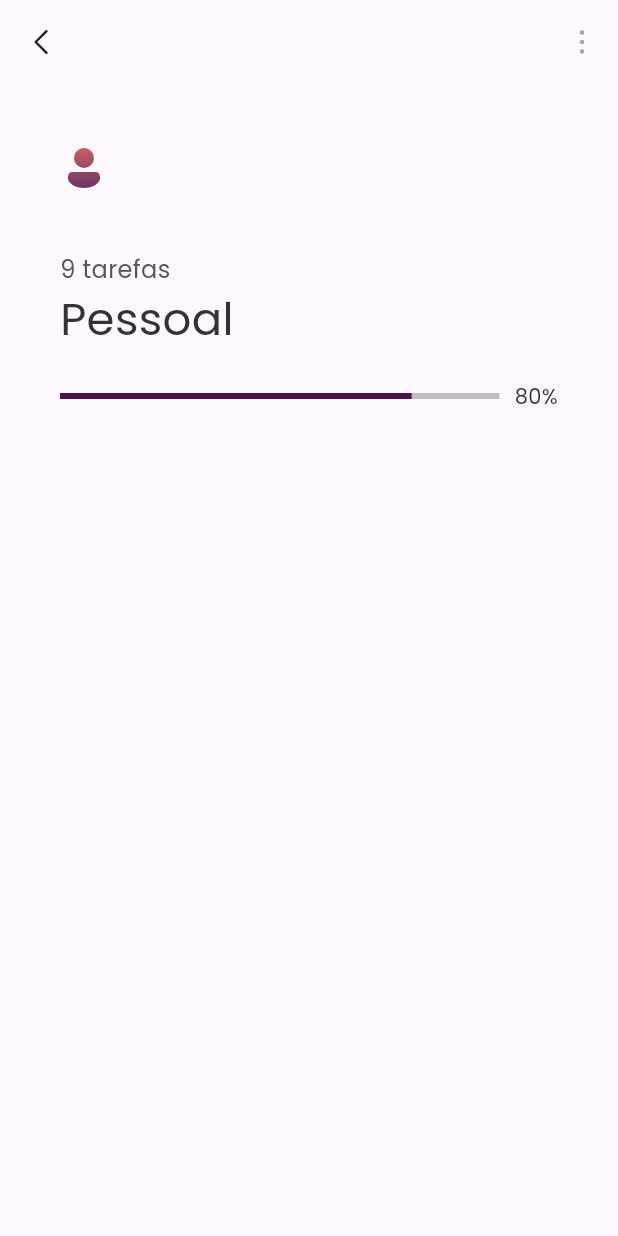
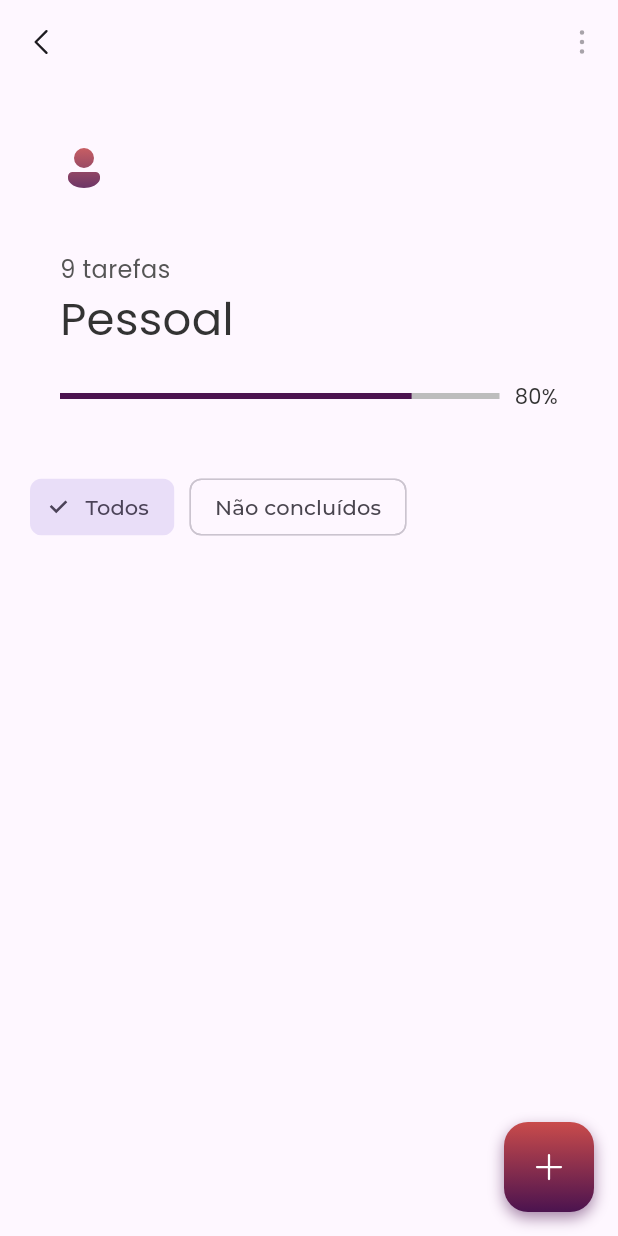
Before and after one commit to abnerjs/bc_dio_trilhaapp, a Flutter app: the CardDetail screen opened directly with sample values from the repository, on a phone screen of 412 x 824 dp. Run offline on Flutter 3.47's test engine with Material 2 defaults, Android fonts, the phone set to English and light mode, and no system bars; our stand-ins replace fluentui_system_icons, flutter_zoom_drawer, google_fonts, mask_text_input_formatter, multi_select_flutter.

Commit message:
final app

```diff
--- /dev/null
+++ b/lib/model/task_list.dart
@@ -0,0 +1,13 @@
+import 'package:flutter/material.dart';
+
+class TaskList {
+  final String _id = UniqueKey().toString();
+  String title = "";
+  DateTime date = DateTime.now();
+  bool isDone = false;
+  bool isFavorite = false;
+
+  TaskList(this.title, this.date, this.isDone, this.isFavorite);
+
+  String get id => _id;
+}
--- a/lib/pages/home/category/card_detail.dart
+++ b/lib/pages/home/category/card_detail.dart
@@ -2,6 +2,9 @@ import 'package:fluentui_system_icons/fluentui_system_icons.dart';
 import 'package:flutter/material.dart';
 import 'package:google_fonts/google_fonts.dart';
 import 'package:todoapp/model/card_data.dart';
+import 'package:todoapp/model/task_list.dart';
+import 'package:todoapp/repository/task_list_repository.dart';
+import 'package:todoapp/utils/blended_color_pallete.dart';
 
 class CardDetail extends StatefulWidget {
   const CardDetail({super.key});
@@ -11,14 +14,20 @@ class CardDetail extends StatefulWidget {
 }
 
 class _CardDetailState extends State<CardDetail> {
+  var tasklistRepository = TaskListRepository();
+  List<Color> colors = [];
+
   @override
   Widget build(BuildContext context) {
     final args = ModalRoute.of(context)!.settings.arguments as CardData;
+    var labelController = TextEditingController();
+    int? selectedIndex = 1;
 
     return Hero(
       tag: args.label,
       child: Scaffold(
         appBar: AppBar(
+          scrolledUnderElevation: 0,
           leading: IconButton(
             onPressed: () {
               Navigator.pop(context);
@@ -99,14 +108,129 @@ class _CardDetailState extends State<CardDetail> {
                 ],
               ),
             ),
-            Column(
-              children: [
-                Container(),
-              ],
+            Container(
+              margin: const EdgeInsets.symmetric(horizontal: 20),
+              child: Row(
+                children: [
+                  Container(
+                    margin: const EdgeInsets.only(right: 10),
+                    child: ChoiceChip(
+                      label: const Text("Todos"),
+                      selected: selectedIndex == 1,
+                      onSelected: (bool selected) {
+                        setState(() {
+                          selectedIndex = 1;
+                        });
+                      },
+                    ),
+                  ),
+                  Container(
+                    margin: const EdgeInsets.only(right: 10),
+                    child: ChoiceChip(
+                      label: const Text("Não concluídos"),
+                      selected: selectedIndex == 2,
+                      onSelected: (bool selected) {
+                        setState(() {
+                          selectedIndex = 2;
+                        });
+                      },
+                    ),
+                  ),
+                ],
+              ),
+            ),
+            Expanded(
+              child: ListView.builder(
+                itemCount: tasklistRepository.taskLists.length,
+                itemBuilder: (context, index) {
+                  var taskList = tasklistRepository.taskLists[index];
+                  var backgroundColor = generateBrighterMonochromaticPalette(
+                      args.colors, tasklistRepository.taskLists.length)[index];
+
+                  return noteAdded(
+                      taskList, backgroundColor, tasklistRepository);
+                },
+              ),
             ),
           ],
+        ),
+        floatingActionButton: Container(
+          width: 60,
+          height: 60,
+          decoration: BoxDecoration(
+            shape: BoxShape.rectangle,
+            borderRadius: BorderRadius.circular(16),
+            gradient: LinearGradient(
+              begin: Alignment.bottomCenter,
+              end: Alignment.topCenter,
+              colors: args.colors,
+            ),
+            boxShadow: [
+              BoxShadow(
+                color: args.colors[0].withOpacity(0.5),
+                blurRadius: 8,
+                offset: const Offset(0, 4),
+              ),
+            ],
+          ),
+          child: FloatingActionButton(
+            heroTag: null,
+            elevation: 0,
+            highlightElevation: 0,
+            focusElevation: 0,
+            onPressed: () async {
+              tasklistRepository.addTaskList(
+                TaskList('', DateTime.now(), false, false),
+              );
+              labelController.text = "";
+
+              setState(() {});
+            },
+            backgroundColor: Colors.transparent,
+            foregroundColor: Colors.white,
+            splashColor: Colors.transparent,
+            child: const Icon(FluentIcons.add_24_regular),
+          ),
         ),
       ),
     );
   }
 }
+
+Widget noteAdded(TaskList taskList, Color backgroundColor,
+    TaskListRepository tasklistRepository) {
+  return Dismissible(
+    key: Key(taskList.id),
+    onDismissed: (direction) {
+      tasklistRepository.removeTaskList(taskList);
+    },
+    child: Container(
+      margin: const EdgeInsets.symmetric(horizontal: 5, vertical: 5),
+      padding: const EdgeInsets.symmetric(horizontal: 20, vertical: 10),
+      decoration: BoxDecoration(
+        color: backgroundColor,
+        borderRadius: BorderRadius.circular(16),
+      ),
+      child: Row(
+        children: [
+          Expanded(
+            child: TextField(
+              decoration: const InputDecoration(
+                hintText: 'Digite o título',
+                border: InputBorder.none,
+              ),
+              onChanged: (value) {
+                taskList.title = value;
+                tasklistRepository.updateTaskList(taskList);
+              },
+            ),
+          ),
+          IconButton(
+            onPressed: () {},
+            icon: const Icon(FluentIcons.chevron_right_24_regular),
+          ),
+        ],
+      ),
+    ),
+  );
+}
--- a/lib/pages/login.dart
+++ b/lib/pages/login.dart
@@ -19,6 +19,7 @@ class _LoginPageState extends State<LoginPage> {
   Widget build(BuildContext context) {
     return Scaffold(
       appBar: AppBar(
+        scrolledUnderElevation: 0,
         backgroundColor: Colors.transparent,
         automaticallyImplyLeading: false,
       ),
```
Also changed, not shown: lib/model/task.dart (added, +11 -0 lines), lib/repository/task_list_repository.dart (added, +49 -0 lines), lib/repository/task_repository.dart (added, +29 -0 lines), lib/utils/blended_color_pallete.dart (added, +18 -0 lines).
